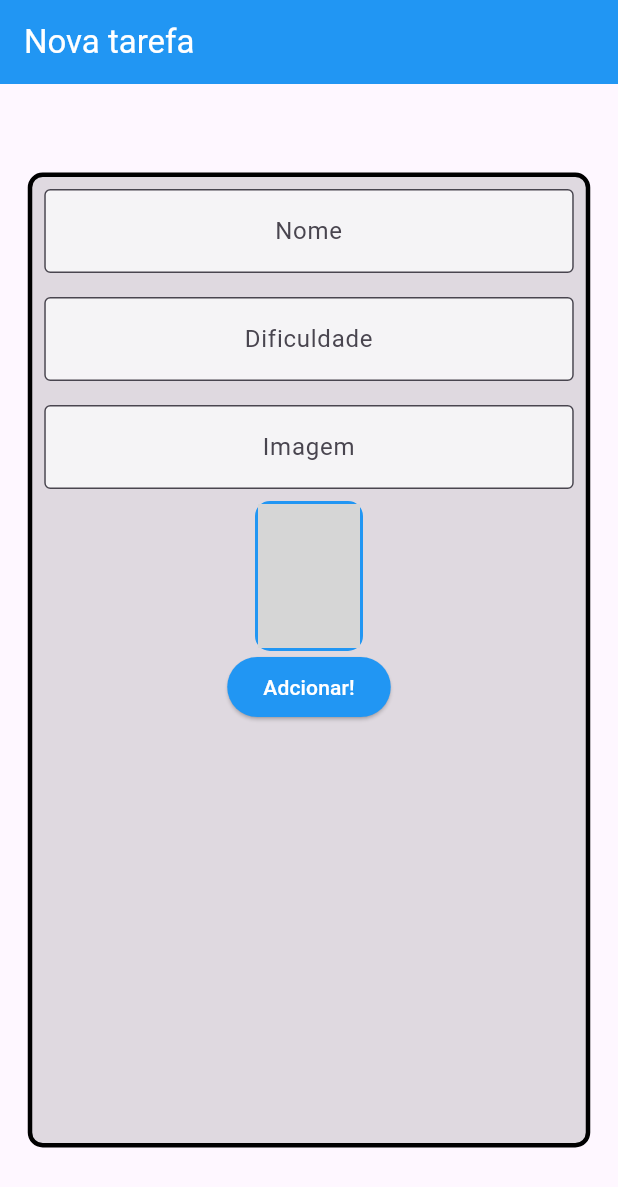
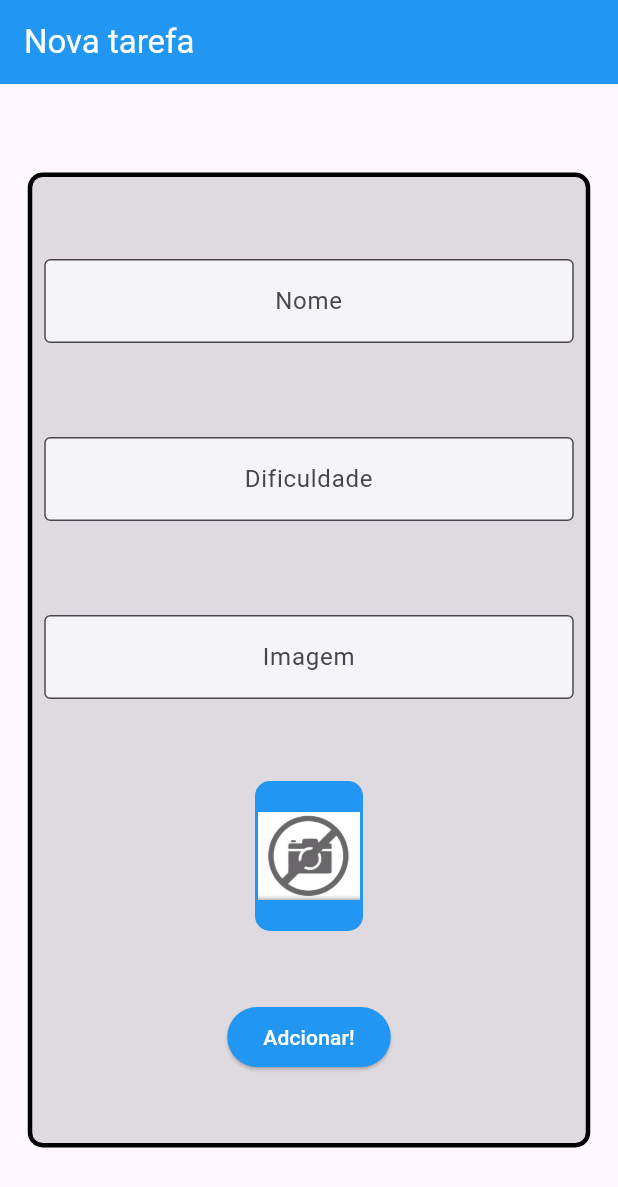
Before and after one commit to theotrin/flutter_data_persistence, a Flutter app: the screen it shows after launch, on a phone screen of 412 x 824 dp. Shown: the top 1187 px of the screen. Run offline on Flutter 3.47's test engine with Material 3 defaults, Android fonts, the phone set to English and light mode, and no system bars; network calls fail; grey boxes are pictures that could not be loaded.

```diff
--- a/lib/screens/form_screen.dart
+++ b/lib/screens/form_screen.dart
@@ -31,6 +31,8 @@ class _FormScreenState extends State<FormScreen> {
                 borderRadius: BorderRadius.circular(10),
                 border: Border.all(width: 3)),
             child: Column(
+              mainAxisAlignment: MainAxisAlignment.spaceEvenly,
+              crossAxisAlignment: CrossAxisAlignment.center,
               children: [
                 Padding(
                   padding: const EdgeInsets.all(8.0),
@@ -61,10 +63,8 @@ class _FormScreenState extends State<FormScreen> {
                 Padding(
                   padding: const EdgeInsets.all(8.0),
                   child: TextFormField(
-                    onChanged: (text){
-                      setState(() {
-
-                      });
+                    onChanged: (text) {
+                      setState(() {});
                     },
                     controller: imageController,
                     textAlign: TextAlign.center,
@@ -87,6 +87,12 @@ class _FormScreenState extends State<FormScreen> {
                     borderRadius: BorderRadius.circular(10),
                     child: Image.network(
                       imageController.text,
+                      errorBuilder: (BuildContext context, Object exception,
+                          StackTrace? stackTrace) {
+                        return Image.asset(
+                          'assets/images/empty_image.png',
+                        );
+                      },
                       fit: BoxFit.cover,
                     ),
                   ),
--- a/pubspec.yaml
+++ b/pubspec.yaml
@@ -62,6 +62,8 @@ flutter:
   # assets:
   #   - images/a_dot_burr.jpeg
   #   - images/a_dot_ham.jpeg
+  assets:
+    - assets/images/
 
   # An image asset can refer to one or more resolution-specific "variants", see
   # https://flutter.dev/to/resolution-aware-images
```
Also changed, not shown: assets/images/empty_image.png (added), assets/images/pink_floyd.png (added).
